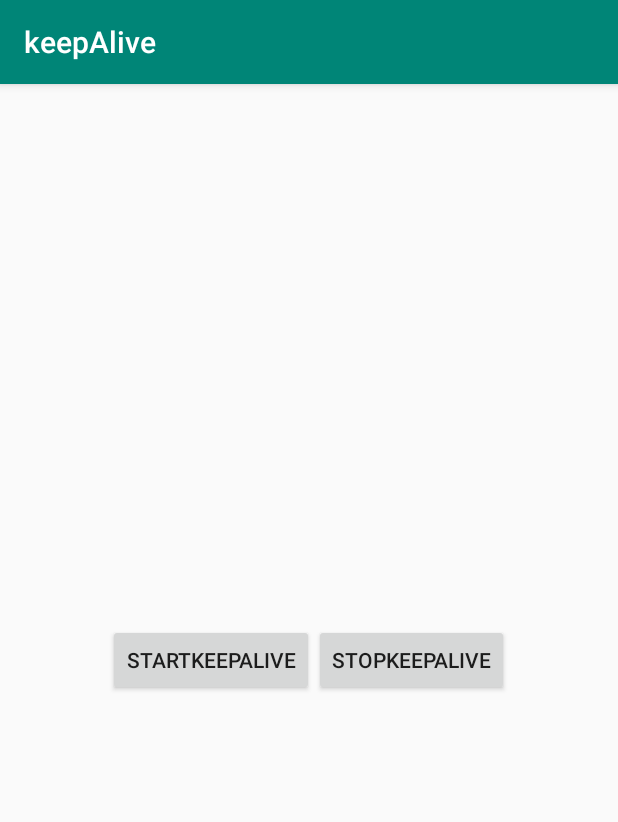
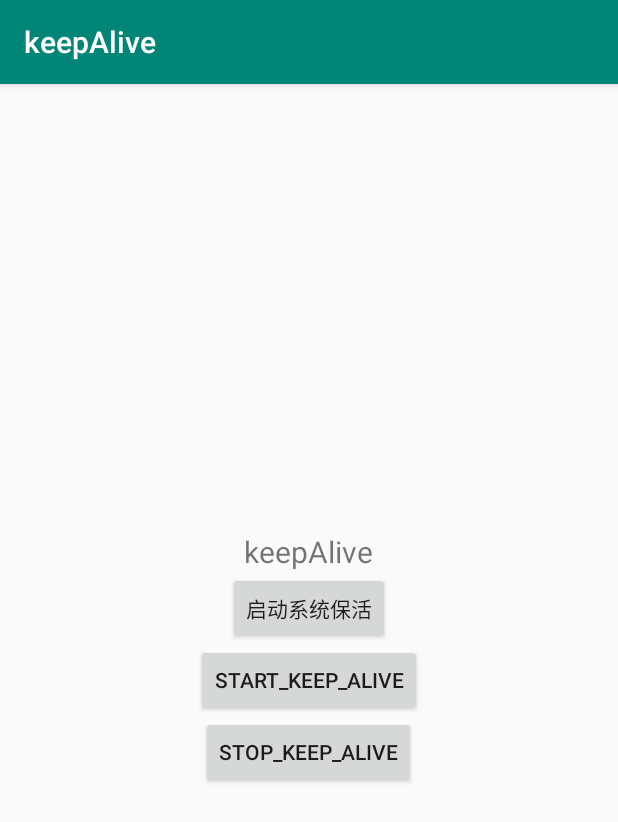
Before and after one commit to yangkun19921001/KeepAlive, an Android app: the screen it shows after launch (MainActivity), on a phone screen of 412 x 824 dp. Shown: the top 822 px of the screen. Run offline under Robolectric (Android 15) with nearby library versions, the phone set to English and light mode, and no system bars.

Commit message:
适配系统设置保活、电量优化

```diff
--- a/app/src/main/java/com/ykun/keepalive/MainActivity.java
+++ b/app/src/main/java/com/ykun/keepalive/MainActivity.java
@@ -2,14 +2,21 @@ package com.ykun.keepalive;
 
 import android.content.Context;
 import android.content.Intent;
+import android.os.Build;
 import android.os.Bundle;
+import android.os.Handler;
+import android.os.Message;
 import android.support.v7.app.AppCompatActivity;
 import android.util.Log;
 import android.view.View;
+import android.widget.TextView;
 
 import com.ykun.live_library.KeepAliveManager;
 import com.ykun.live_library.config.ForegroundNotification;
 import com.ykun.live_library.config.ForegroundNotificationClickListener;
+
+import java.text.SimpleDateFormat;
+import java.util.Date;
 
 import static com.ykun.live_library.config.RunMode.HIGH_POWER_CONSUMPTION;
 
@@ -17,21 +24,59 @@ public class MainActivity extends AppCompatActivity {
 
     private String TAG = getClass().getSimpleName();
 
+    private SimpleDateFormat mSimpleDateFormat = new SimpleDateFormat("YYYY-MM-DD hh:mm:ss");
+
+
+    private  Handler handler = new Handler(){
+        @Override
+        public void handleMessage(Message msg) {
+            super.handleMessage(msg);
+            tvTime.setText(mSimpleDateFormat.format(new Date()));
+            sendDelayMeg();
+        }
+    };
+    private TextView tvTime;
+
+
+
     @Override
     protected void onCreate(Bundle savedInstanceState) {
         super.onCreate(savedInstanceState);
         setContentView(R.layout.activity_main);
+
+        tvTime = findViewById(R.id.tv_time);
+        /**
+         * 开启电量优化
+         */
+        if (Build.VERSION.SDK_INT >= Build.VERSION_CODES.M) {
+            KeepAliveManager.batteryOptimizations(getApplicationContext());
+        }
+
     }
 
+    /**
+     * 启动代码适配的保活
+     * @param view
+     */
     public void startKeepAlive(View view) {
         start();
+        sendDelayMeg();
     }
 
+    private void sendDelayMeg() {
+        handler.sendEmptyMessageDelayed(0, 1000);
+    }
+
+    /**
+     * 停止保活
+     * @param view
+     */
     public void stopKeepAlive(View view) {
         KeepAliveManager.stopWork(getApplication());
     }
 
     public void start() {
+
         //启动保活服务
         KeepAliveManager.toKeepAlive(
                 getApplication()
@@ -50,5 +95,19 @@ public class MainActivity extends AppCompatActivity {
         );
     }
 
+    /**
+     * 开启系统设置保活
+     * @param view
+     */
+    public void launch_system(View view) {
+        sendDelayMeg();
+        KeepAliveManager.launcherSyskeepAlive(getApplicationContext());
+    }
 
+    @Override
+    protected void onDestroy() {
+        super.onDestroy();
+        handler.removeMessages(0);
+        handler = null;
+    }
 }
--- a/app/src/main/res/layout/activity_main.xml
+++ b/app/src/main/res/layout/activity_main.xml
@@ -5,19 +5,38 @@
     android:layout_width="match_parent"
     android:layout_height="match_parent"
     android:gravity="center"
+    android:orientation="vertical"
     tools:context=".MainActivity">
+
+
+    <TextView
+        android:id="@+id/tv_time"
+        android:textSize="20sp"
+        android:layout_gravity="center_horizontal"
+        android:text="@string/app_name"
+        android:layout_width="wrap_content"
+        android:layout_height="wrap_content" />
+
+
+    <Button
+        android:id="@+id/launch_system"
+        android:layout_width="wrap_content"
+        android:layout_height="wrap_content"
+        android:onClick="launch_system"
+        android:text="启动系统保活" />
 
     <Button
         android:id="@+id/start"
         android:layout_width="wrap_content"
         android:layout_height="wrap_content"
         android:onClick="startKeepAlive"
-        android:text="startKeepAlive" />
+        android:text="start_keep_Alive" />
+
 
     <Button
         android:layout_width="wrap_content"
         android:layout_height="wrap_content"
         android:onClick="stopKeepAlive"
-        android:text="stopKeepAlive"></Button>
+        android:text="stop_Keep_Alive"></Button>
 
 </LinearLayout>
--- a/live_library/src/main/AndroidManifest.xml
+++ b/live_library/src/main/AndroidManifest.xml
@@ -7,7 +7,7 @@
 
     <uses-permission android:name="android.permission.READ_EXTERNAL_STORAGE"></uses-permission>
     <uses-permission android:name="android.permission.WRITE_EXTERNAL_STORAGE"></uses-permission>
-
+    <uses-permission android:name="android.permission.REQUEST_IGNORE_BATTERY_OPTIMIZATIONS" />
 
 
     <!-- android:process=":remote"-->
--- a/live_library/src/main/java/com/ykun/live_library/KeepAliveManager.java
+++ b/live_library/src/main/java/com/ykun/live_library/KeepAliveManager.java
@@ -3,8 +3,12 @@ package com.ykun.live_library;
 import android.app.Application;
 import android.content.Context;
 import android.content.Intent;
+import android.net.Uri;
 import android.os.Build;
+import android.os.PowerManager;
+import android.provider.Settings;
 import android.support.annotation.NonNull;
+import android.support.annotation.RequiresApi;
 import android.util.Log;
 
 import com.ykun.live_library.config.ForegroundNotification;
@@ -83,4 +87,45 @@ public class KeepAliveManager {
         NotificationUtils.sendNotification(context, title, content, icon, intent2);
     }
 
+    /**
+     * 启动系统保活
+     * @param cex
+     */
+    public static void launcherSyskeepAlive(Context cex){
+        DevicesLaunchConfig.launchSystemKeepAlive(cex);
+    }
+
+    /**
+     * 启动电量优化
+     */
+    @RequiresApi(api = Build.VERSION_CODES.M)
+    public static void batteryOptimizations(Context context) {
+        if (!isIgnoringBatteryOptimizations(context)) {
+            requestIgnoreBatteryOptimizations(context);
+        }
+    }
+
+    @RequiresApi(api = Build.VERSION_CODES.M)
+    private static boolean isIgnoringBatteryOptimizations(Context context) {
+        boolean isIgnoring = false;
+        PowerManager powerManager = (PowerManager) context.getSystemService(Context.POWER_SERVICE);
+        if (powerManager != null) {
+            isIgnoring = powerManager.isIgnoringBatteryOptimizations(context.getPackageName());
+        }
+        return isIgnoring;
+    }
+
+
+    @RequiresApi(api = Build.VERSION_CODES.M)
+    private static void requestIgnoreBatteryOptimizations(Context context) {
+        try {
+            Intent intent = new Intent(Settings.ACTION_REQUEST_IGNORE_BATTERY_OPTIMIZATIONS);
+            intent.setData(Uri.parse("package:" + context.getPackageName()));
+            intent.addFlags(Intent.FLAG_ACTIVITY_NEW_TASK);
+            context.startActivity(intent);
+        } catch (Exception e) {
+            e.printStackTrace();
+        }
+    }
+
 }
```
Also changed, not shown: live_library/src/main/java/com/ykun/live_library/DevicesLaunchConfig.java (added, +153 -0 lines).
